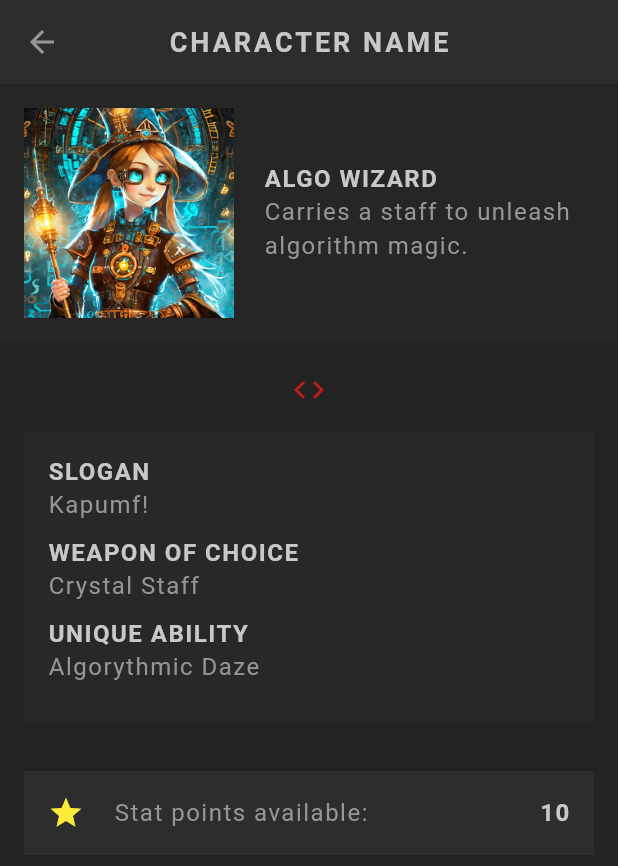
After one commit to Minwoo0206/FlutterTutorial, a Flutter app: the screen it shows after launch, after a tap on the "arrow forward" icon, on a phone screen of 412 x 824 dp. The commit adds this screen. Shown: the top 866 px of the screen. Run offline on Flutter 3.47's test engine with Material 3 defaults, Android fonts, the phone set to English and light mode, and no system bars; our stand-ins replace flutter_spinkit, google_fonts; Roboto replaces fonts that are missing (Kanit).

Commit message:
routes & screens ~ing

```diff
--- a/flutter_rpg/lib/main.dart
+++ b/flutter_rpg/lib/main.dart
@@ -1,12 +1,11 @@
 import 'package:flutter/material.dart';
-import 'package:flutter_rpg/screens/create/create.dart';
 import 'package:flutter_rpg/screens/home/home.dart';
 import 'package:flutter_rpg/theme.dart';
 
 void main() {
   runApp(MaterialApp(
     theme: primaryTheme,
-    home: const Create(),
+    home: const Home(),
   ));
 }
 
--- a/flutter_rpg/lib/screens/home/character_card.dart
+++ b/flutter_rpg/lib/screens/home/character_card.dart
@@ -3,6 +3,7 @@ import 'package:flutter_rpg/models/character.dart';
 import 'package:flutter_rpg/shared/styled_text.dart';
 
 import '../../theme.dart';
+import '../profile/profile.dart';
 
 class CharacterCard extends StatelessWidget {
   const CharacterCard(this.character, {super.key});
@@ -35,7 +36,11 @@ class CharacterCard extends StatelessWidget {
               child: SizedBox(),
             ),
             IconButton(
-              onPressed: () {},
+              onPressed: () {
+                Navigator.push(context, MaterialPageRoute(
+                  builder: (ctx) => Profile(character: character),
+                ));
+              },
               icon: Icon(Icons.arrow_forward, color: AppColors.textColor),
             )
           ],
--- /dev/null
+++ b/flutter_rpg/lib/screens/profile/profile.dart
@@ -0,0 +1,94 @@
+import 'package:flutter/material.dart';
+import 'package:flutter_rpg/shared/styled_text.dart';
+
+import '../../models/character.dart';
+import '../../theme.dart';
+import 'stats_table.dart';
+
+class Profile extends StatelessWidget {
+  const Profile({
+    super.key,
+    required this.character,
+  });
+
+  final Character character;
+
+  @override
+  Widget build(BuildContext context) {
+    return Scaffold(
+      appBar: AppBar(
+        title: const StyledTitle('character name'),
+      ),
+      body: SingleChildScrollView(
+        child: Column(
+          crossAxisAlignment: CrossAxisAlignment.center,
+          children: [
+            // basic info - image, vocation, description
+            Container(
+              padding: const EdgeInsets.all(16),
+              color: AppColors.secondaryColor.withOpacity(0.3),
+              child: Row(
+                children: [
+                  Image.asset('assets/img/vocations/${character.vocation.image}',
+                    width: 140,
+                    height: 140,
+                  ),
+                  const SizedBox(width: 20),
+                  Expanded(
+                    child: Column(
+                      crossAxisAlignment: CrossAxisAlignment.start,
+                      children: [
+                        StyledHeading(character.vocation.title),
+                        StyledText(character.vocation.description),
+                      ],
+                    ),
+                  )
+                ],
+              )
+            ),
+
+            // weapon and ability and slogan
+            const SizedBox(height: 20,),
+            Center(child: Icon(Icons.code, color: AppColors.primaryColor)),
+
+            Padding(
+              padding: const EdgeInsets.all(16),
+              child: Container(
+                width: double.infinity,
+                padding: const EdgeInsets.all(16),
+                color: AppColors.secondaryColor.withOpacity(0.5),
+                child: Column(
+                  crossAxisAlignment: CrossAxisAlignment.start,
+                  children: [
+                    const StyledHeading('Slogan'),
+                    StyledText(character.slogan),
+                    const SizedBox(height: 10,),
+                    const StyledHeading('Weapon of Choice'),
+                    StyledText(character.vocation.weapon),
+                    const SizedBox(height: 10,),
+                    const StyledHeading('Unique Ability'),
+                    StyledText(character.vocation.ability),
+                    const SizedBox(height: 10,),
+                  ],
+                ),
+              ),
+            ),
+
+            // stats & skills
+            Container(
+              alignment: Alignment.center,
+              child: Column(
+                children: [
+                  StatsTable(character),
+                ],
+              ),
+            ),
+
+            // save button
+
+          ],
+        ),
+      )
+    );
+  }
+}
--- /dev/null
+++ b/flutter_rpg/lib/screens/profile/stats_table.dart
@@ -0,0 +1,47 @@
+import 'package:flutter/material.dart';
+
+import '../../models/character.dart';
+import '../../shared/styled_text.dart';
+import '../../theme.dart';
+
+class StatsTable extends StatefulWidget {
+  const StatsTable(this.character, {super.key});
+
+  final Character character;
+
+  @override
+  State<StatsTable> createState() => _StatsTableState();
+}
+
+class _StatsTableState extends State<StatsTable> {
+  @override
+  Widget build(BuildContext context) {
+    return Padding(
+      padding: const EdgeInsets.all(16),
+      child: Column(
+        children: [
+
+          // available points
+          Container(
+            color: AppColors.secondaryColor,
+            padding: const EdgeInsets.all(16),
+            child: Row(
+              children: [
+                Icon(Icons.star,
+                  color: widget.character.points > 0 ? Colors.yellow : Colors.grey,
+                ),
+                const SizedBox(width: 20,),
+                const StyledText('Stat points available: '),
+                const Expanded(child: SizedBox(width: 20,)),
+                StyledHeading(widget.character.points.toString()),
+              ],
+            ),
+          )
+
+          // stats table
+
+        ],
+      ),
+    );
+  }
+}
--- a/flutter_rpg/lib/theme.dart
+++ b/flutter_rpg/lib/theme.dart
@@ -67,4 +67,10 @@ ThemeData primaryTheme = ThemeData(
     prefixIconColor: AppColors.textColor,
   ),
 
+  // dialog theme
+  dialogTheme: DialogTheme(
+    backgroundColor: AppColors.secondaryAccent,
+    surfaceTintColor: Colors.transparent,
+  ),
+
 );
```
Also changed, not shown: flutter_rpg/lib/screens/create/create.dart (+40 -0 lines), flutter_rpg/lib/screens/home/home.dart (+6 -1 lines).
